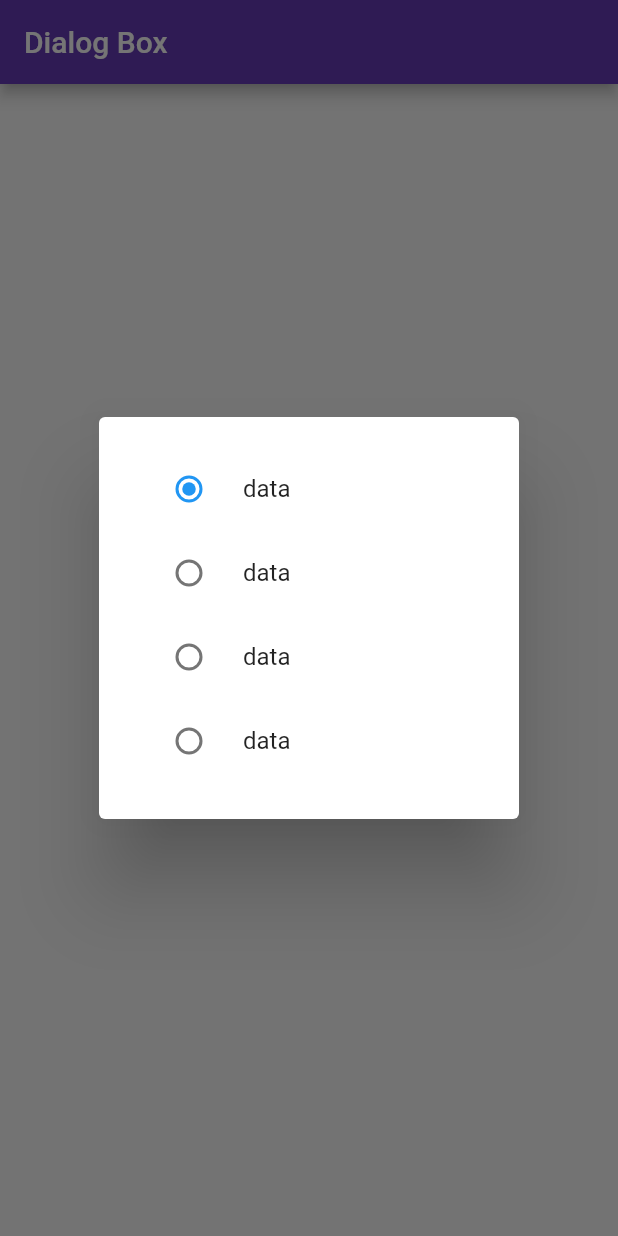
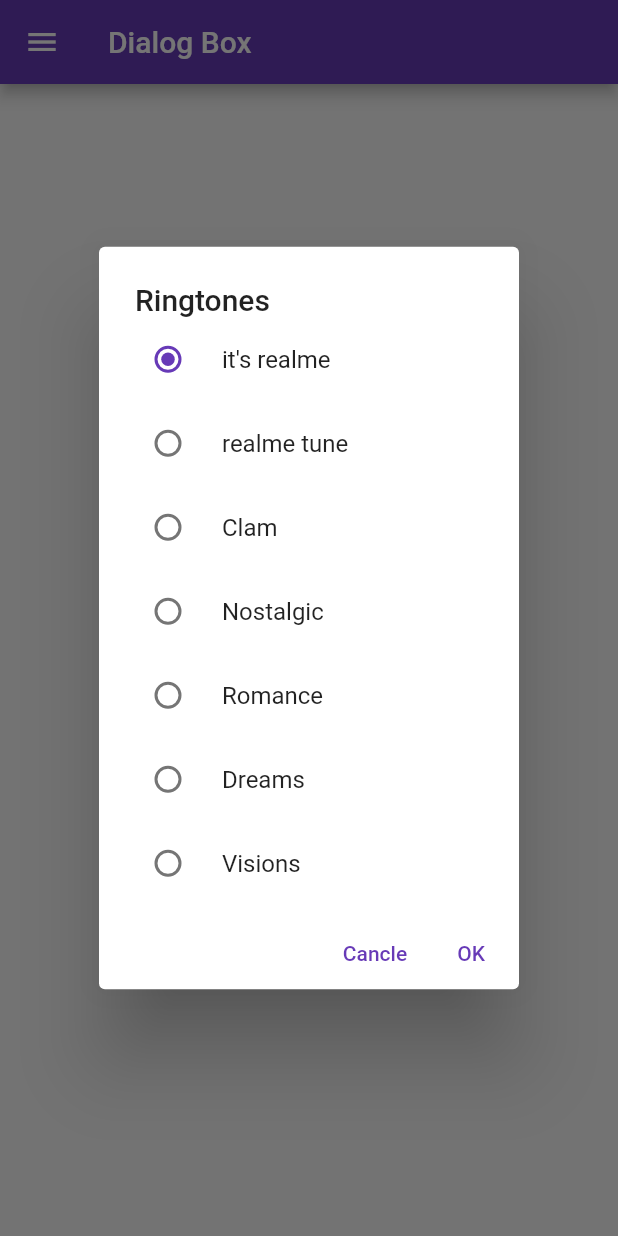
Before and after one commit to JhaNviSadhu/Assignment14, a Flutter app: the screen it shows after launch, after a tap on "Chnage ringtone", on a phone screen of 412 x 824 dp. Run offline on Flutter 3.47's test engine with Material 2 defaults, Android fonts, the phone set to English and light mode, and no system bars.

Commit message:
Start profile dialog

```diff
--- /dev/null
+++ b/lib/constant.dart
@@ -0,0 +1,11 @@
+import 'package:flutter/material.dart';
+
+var kfont = const TextStyle(
+  fontSize: 20,
+  color: Colors.white,
+);
+var kfontlight = const TextStyle(
+  fontSize: 18,
+  color: Colors.white,
+  fontWeight: FontWeight.w300,
+);
--- a/lib/home.dart
+++ b/lib/home.dart
@@ -1,4 +1,4 @@
-import 'package:assignment14/model/modelringtone.dart';
+import 'package:assignment14/constant.dart';
 import 'package:flutter/material.dart';
 
 class Home extends StatefulWidget {
@@ -8,42 +8,125 @@
   State<Home> createState() => _HomeState();
 }
 
+List<String> ringTones = [
+  "it's realme",
+  "realme tune",
+  "Clam",
+  "Nostalgic",
+  "Romance",
+  "Dreams",
+  "Visions",
+  "Longing",
+  "Bliss",
+  "Delight",
+  "Classic",
+  "Playtime",
+  "Dance",
+  "trinkets",
+];
+
 class _HomeState extends State<Home> {
-  List<Ringtone> ringtones = getListOfRingtone();
-
+  int isSelected = 0;
+  String name = "Hina";
   @override
   Widget build(BuildContext context) {
     return Scaffold(
+      drawer: Drawer(
+        child: Column(
+          mainAxisAlignment: MainAxisAlignment.start,
+          crossAxisAlignment: CrossAxisAlignment.stretch,
+          children: [
+            DrawerHeader(
+              decoration:
+                  BoxDecoration(color: Theme.of(context).colorScheme.primary),
+              child: GestureDetector(
+                onTap: () async {
+                  print("object");
+                  final result = await showDialog(
+                    // barrierDismissible: false,
+                    context: context,
+                    builder: (context) {
+                      return AlertDialog(
+                        content: SizedBox(
+                          height: 320,
+                          child: StatefulBuilder(
+                            builder:
+                                (BuildContext context, StateSetter setState) {
+                              return Column(
+                                children: List.generate(
+                                  profile.length,
+                                  (int index) => InkWell(
+                                    onTap: () {
+                                      isSelected = index;
+                                      Navigator.pop(
+                                          context, profile[isSelected]);
+                                      print(isSelected);
+                                      // print(profile[isSelected]);
+                                    },
+                                    child: Text(
+                                      profile[index],
+                                    ),
+                                  ),
+                                ),
+                              );
+                            },
+                          ),
+                        ),
+                      );
+                    },
+                  );
+                  print(result);
+                  name = result;
+                },
+                child: Row(
+                  children: [
+                    const CircleAvatar(
+                      backgroundImage: AssetImage("assets/user1.jpg"),
+                      radius: 35,
+                    ),
+                    const SizedBox(width: 10),
+                    SizedBox(
+                      width: MediaQuery.of(context).size.width / 2.3,
+                      child: Column(
+                        mainAxisAlignment: MainAxisAlignment.center,
+                        crossAxisAlignment: CrossAxisAlignment.start,
+                        children: [
+                          Text(
+                            name,
+                            style: kfont,
+                            maxLines: 1,
+                            overflow: TextOverflow.ellipsis,
+                          ),
+                          const SizedBox(width: 10),
+                          Text(
+                            "xyz123@gmail.com",
+                            style: kfontlight,
+                          ),
+                        ],
+                      ),
+                    ),
+                  ],
+                ),
+              ),
+            ),
+            Expanded(
+              child: ListView(
+                padding: EdgeInsets.zero,
+                children: [
+                  Text(name),
+                ],
+              ),
+            ),
+          ],
+        ),
+      ),
       appBar: AppBar(
         title: const Text("Dialog Box"),
       ),
       body: Center(
         child: ElevatedButton(
           onPressed: () {
-            showDialog<void>(
-              context: context,
-              builder: (BuildContext context) {
-                int? val = 0;
-                return AlertDialog(
-                  content: StatefulBuilder(
-                    builder: (BuildContext context, StateSetter setState) {
-                      return Column(
-                        mainAxisSize: MainAxisSize.min,
-                        children: List<Widget>.generate(4, (int index) {
-                          return RadioListTile<int>(
-                              value: index,
-                              groupValue: val,
-                              onChanged: (int? value) {
-                                setState(() => val = value);
-                              },
-                              title: Text("data"));
-                        }),
-                      );
-                    },
-                  ),
-                );
-              },
-            );
+            showMyDialog(context);
           },
           child: const Text("Chnage ringtone"),
         ),
@@ -51,3 +134,61 @@
     );
   }
 }
+
+List profile = [
+  "hina ",
+  "karina",
+];
+
+//dialogbox
+Future<void> showMyDialog(BuildContext context) {
+  return showDialog<void>(
+    barrierDismissible: false,
+    context: context,
+    builder: (BuildContext context) {
+      int? val = 0;
+      return AlertDialog(
+        title: const Text('Ringtones'),
+        actionsPadding: const EdgeInsets.all(0),
+        contentPadding: const EdgeInsets.only(left: 10, right: 10),
+        buttonPadding: const EdgeInsets.all(0),
+        actions: [
+          TextButton(
+            onPressed: () => Navigator.of(context).pop(),
+            child: const Text("Cancle"),
+          ),
+          TextButton(
+            onPressed: () => Navigator.of(context).pop(),
+            child: const Text("OK"),
+          ),
+        ],
+        insetPadding:
+            const EdgeInsets.symmetric(horizontal: 0.0, vertical: 0.0),
+        content: SizedBox(
+          height: 400,
+          child: StatefulBuilder(
+            builder: (BuildContext context, StateSetter setState) {
+              return SingleChildScrollView(
+                child: Column(
+                  // mainAxisSize: MainAxisSize.min,
+                  children:
+                      List<Widget>.generate(ringTones.length, (int index) {
+                    return RadioListTile<int>(
+                      value: index,
+                      groupValue: val,
+                      onChanged: (int? value) {
+                        index = value!;
+                        setState(() => val = value);
+                      },
+                      title: Text(ringTones[index]),
+                    );
+                  }),
+                ),
+              );
+            },
+          ),
+        ),
+      );
+    },
+  );
+}
--- a/lib/main.dart
+++ b/lib/main.dart
@@ -14,10 +14,7 @@
       title: 'Flutter Demo',
       debugShowCheckedModeBanner: false,
       theme: ThemeData(
-        appBarTheme: const AppBarTheme(
-          backgroundColor: Colors.deepPurple,
-        ),
-        primarySwatch: Colors.blue,
+        primarySwatch: Colors.deepPurple,
       ),
       home: const Home(),
     );
--- a/lib/model/modelringtone.dart
+++ /dev/null
@@ -1,36 +0,0 @@
-class Ringtone {
-  final String name;
-  bool? isSelected;
-
-  Ringtone({required this.name, isSelected});
-}
-
-List ringtone = [
-  {
-    "name": "it's realme",
-    "isSelected": true,
-  },
-  {
-    "name": "realme Tune",
-    "isSelected": false,
-  },
-  {
-    "name": "Clam",
-    "isSelected": false,
-  },
-  {
-    "name": "Nostalgic",
-    "isSelected": false,
-  },
-];
-
-List<Ringtone> getListOfRingtone() {
-  return ringtone
-      .map(
-        (item) => Ringtone(
-          name: item["name"],
-          isSelected: item["isSelected"],
-        ),
-      )
-      .toList();
-}
--- a/pubspec.yaml
+++ b/pubspec.yaml
@@ -58,8 +58,8 @@
   uses-material-design: true
 
   # To add assets to your application, add an assets section, like this:
-  # assets:
-  #   - images/a_dot_burr.jpeg
+  assets:
+    - assets/
   #   - images/a_dot_ham.jpeg
 
   # An image asset can refer to one or more resolution-specific "variants", see
```
Also changed, not shown: assets/user1.jpg (added).
